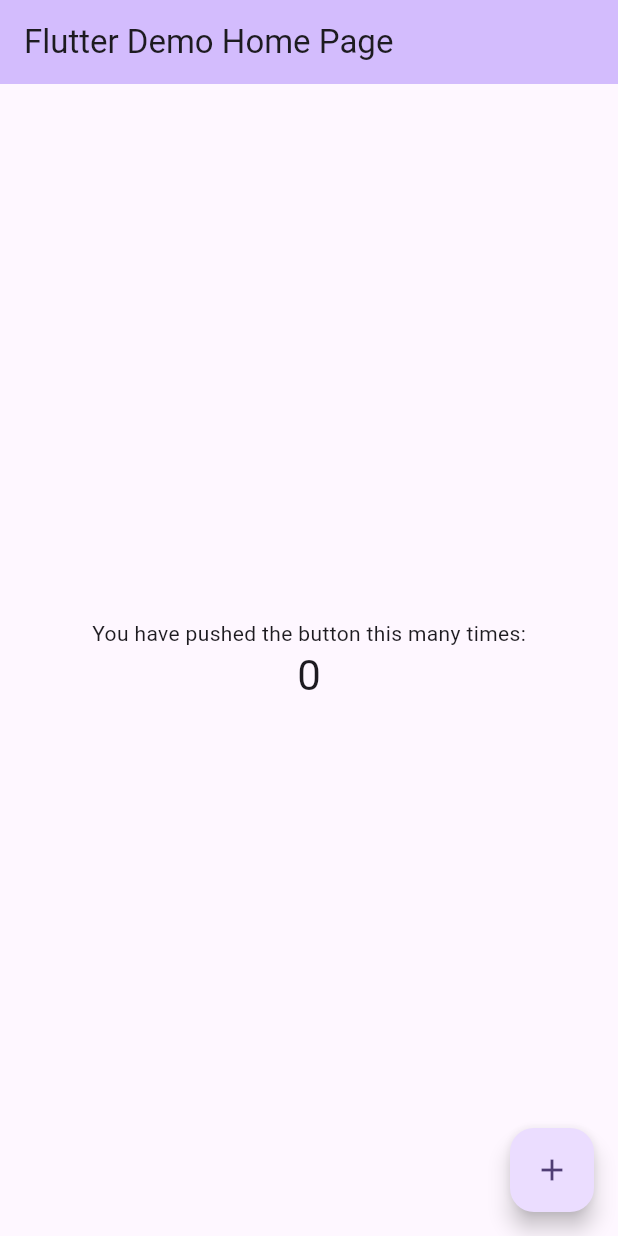
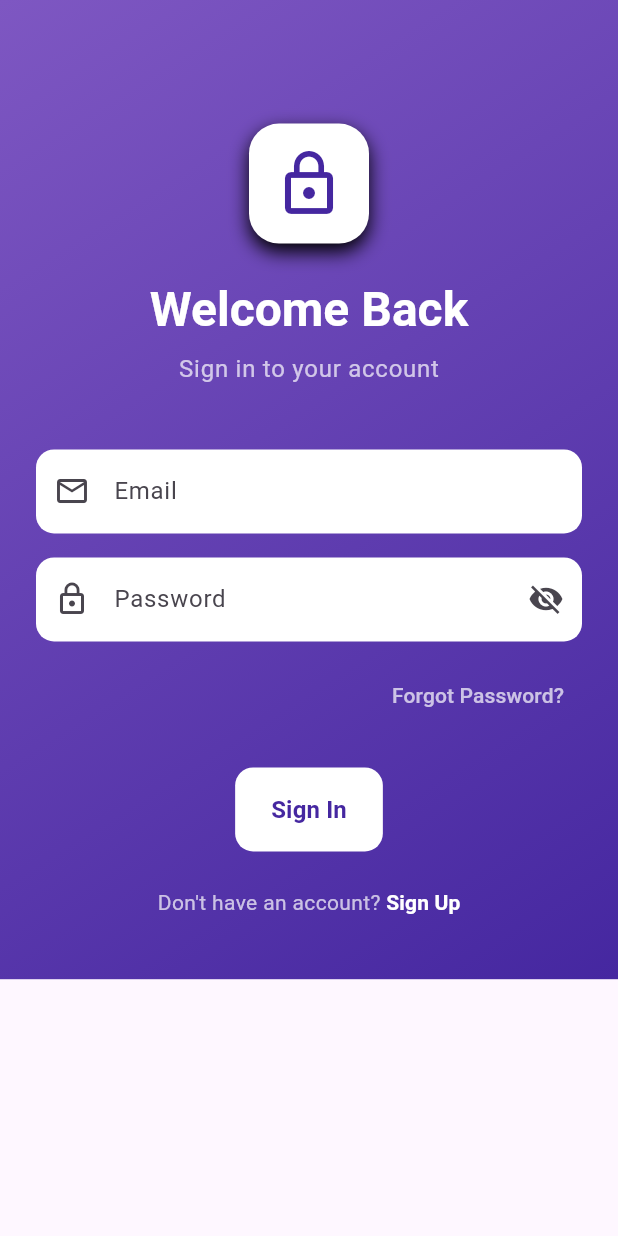
Before and after one commit to K31YY/branh_app, a Flutter app: the screen it shows after launch, on a phone screen of 412 x 824 dp. Run offline on Flutter 3.47's test engine with Material 3 defaults, Android fonts, the phone set to English and light mode, and no system bars.

Commit message:
first commit

```diff
--- /dev/null
+++ b/lib/login.dart
@@ -0,0 +1,309 @@
+import 'package:flutter/material.dart';
+
+class LoginScreen extends StatefulWidget {
+  const LoginScreen({super.key});
+
+  @override
+  State<LoginScreen> createState() => _LoginScreenState();
+}
+
+class _LoginScreenState extends State<LoginScreen> {
+  late TextEditingController _emailController;
+  late TextEditingController _passwordController;
+  final _formKey = GlobalKey<FormState>();
+  bool _obscurePassword = true;
+  bool _isLoading = false;
+
+  @override
+  void initState() {
+    super.initState();
+    _emailController = TextEditingController();
+    _passwordController = TextEditingController();
+  }
+
+  @override
+  void dispose() {
+    _emailController.dispose();
+    _passwordController.dispose();
+    super.dispose();
+  }
+
+  void _handleLogin() {
+    if (_formKey.currentState!.validate()) {
+      setState(() {
+        _isLoading = true;
+      });
+
+      // Simulate login delay
+      Future.delayed(const Duration(seconds: 2), () {
+        if (mounted) {
+          setState(() {
+            _isLoading = false;
+          });
+          ScaffoldMessenger.of(context).showSnackBar(
+            SnackBar(
+              content: Text(
+                'Login successful! Email: ${_emailController.text}',
+              ),
+              duration: const Duration(seconds: 2),
+            ),
+          );
+          // Reset form
+          _formKey.currentState!.reset();
+          _emailController.clear();
+          _passwordController.clear();
+        }
+      });
+    }
+  }
+
+  @override
+  Widget build(BuildContext context) {
+    return Scaffold(
+      body: Container(
+        decoration: BoxDecoration(
+          gradient: LinearGradient(
+            begin: Alignment.topLeft,
+            end: Alignment.bottomRight,
+            colors: [Colors.deepPurple.shade400, Colors.deepPurple.shade800],
+          ),
+        ),
+        child: SafeArea(
+          child: SingleChildScrollView(
+            child: Padding(
+              padding: const EdgeInsets.symmetric(horizontal: 24.0),
+              child: Column(
+                crossAxisAlignment: CrossAxisAlignment.stretch,
+                mainAxisAlignment: MainAxisAlignment.center,
+                children: [
+                  SizedBox(height: MediaQuery.of(context).size.height * 0.1),
+                  // App Logo/Title
+                  Center(
+                    child: Column(
+                      children: [
+                        Container(
+                          width: 80,
+                          height: 80,
+                          decoration: BoxDecoration(
+                            color: Colors.white,
+                            borderRadius: BorderRadius.circular(20),
+                            boxShadow: [
+                              BoxShadow(
+                                color: Colors.black,
+                                blurRadius: 10,
+                                offset: const Offset(0, 5),
+                              ),
+                            ],
+                          ),
+                          child: Icon(
+                            Icons.lock_outline,
+                            size: 48,
+                            color: Colors.deepPurple.shade800,
+                          ),
+                        ),
+                        const SizedBox(height: 24),
+                        Text(
+                          'Welcome Back',
+                          style: Theme.of(context).textTheme.headlineLarge
+                              ?.copyWith(
+                                color: Colors.white,
+                                fontWeight: FontWeight.bold,
+                              ),
+                        ),
+                        const SizedBox(height: 8),
+                        Text(
+                          'Sign in to your account',
+                          style: Theme.of(context).textTheme.bodyLarge
+                              ?.copyWith(color: Colors.white70),
+                        ),
+                      ],
+                    ),
+                  ),
+                  SizedBox(height: MediaQuery.of(context).size.height * 0.05),
+
+                  // Login Form
+                  Form(
+                    key: _formKey,
+                    child: Column(
+                      children: [
+                        // Email Field
+                        TextFormField(
+                          controller: _emailController,
+                          decoration: InputDecoration(
+                            filled: true,
+                            fillColor: Colors.white,
+                            hintText: 'Email',
+                            prefixIcon: const Icon(Icons.email_outlined),
+                            border: OutlineInputBorder(
+                              borderRadius: BorderRadius.circular(12),
+                              borderSide: BorderSide.none,
+                            ),
+                            contentPadding: const EdgeInsets.symmetric(
+                              vertical: 16,
+                              horizontal: 16,
+                            ),
+                          ),
+                          keyboardType: TextInputType.emailAddress,
+                          validator: (value) {
+                            if (value == null || value.isEmpty) {
+                              return 'Please enter your email';
+                            }
+                            if (!RegExp(
+                              r'^[^@]+@[^@]+\.[^@]+',
+                            ).hasMatch(value)) {
+                              return 'Please enter a valid email';
+                            }
+                            return null;
+                          },
+                        ),
+                        const SizedBox(height: 16),
+
+                        // Password Field
+                        TextFormField(
+                          controller: _passwordController,
+                          decoration: InputDecoration(
+                            filled: true,
+                            fillColor: Colors.white,
+                            hintText: 'Password',
+                            prefixIcon: const Icon(Icons.lock_outline),
+                            suffixIcon: IconButton(
+                              icon: Icon(
+                                _obscurePassword
+                                    ? Icons.visibility_off
+                                    : Icons.visibility,
+                              ),
+                              onPressed: () {
+                                setState(() {
+                                  _obscurePassword = !_obscurePassword;
+                                });
+                              },
+                            ),
+                            border: OutlineInputBorder(
+                              borderRadius: BorderRadius.circular(12),
+                              borderSide: BorderSide.none,
+                            ),
+                            contentPadding: const EdgeInsets.symmetric(
+                              vertical: 16,
+                              horizontal: 16,
+                            ),
+                          ),
+                          obscureText: _obscurePassword,
+                          validator: (value) {
+                            if (value == null || value.isEmpty) {
+                              return 'Please enter your password';
+                            }
+                            if (value.length < 6) {
+                              return 'Password must be at least 6 characters';
+                            }
+                            return null;
+                          },
+                        ),
+                        const SizedBox(height: 12),
+
+                        // Forgot Password
+                        Align(
+                          alignment: Alignment.centerRight,
+                          child: TextButton(
+                            onPressed: () {
+                              ScaffoldMessenger.of(context).showSnackBar(
+                                const SnackBar(
+                                  content: Text(
+                                    'Forgot password feature coming soon!',
+                                  ),
+                                ),
+                              );
+                            },
+                            child: Text(
+                              'Forgot Password?',
+                              style: TextStyle(
+                                color: Colors.white70,
+                                fontSize: 14,
+                              ),
+                            ),
+                          ),
+                        ),
+                        const SizedBox(height: 24),
+
+                        // Login Button
+                        SizedBox(
+                          height: 56,
+                          child: ElevatedButton(
+                            onPressed: _isLoading ? null : _handleLogin,
+                            style: ElevatedButton.styleFrom(
+                              backgroundColor: Colors.white,
+                              disabledBackgroundColor: Colors.grey.shade300,
+                              shape: RoundedRectangleBorder(
+                                borderRadius: BorderRadius.circular(12),
+                              ),
+                              elevation: 0,
+                            ),
+                            child: _isLoading
+                                ? SizedBox(
+                                    height: 24,
+                                    width: 24,
+                                    child: CircularProgressIndicator(
+                                      strokeWidth: 2.5,
+                                      valueColor: AlwaysStoppedAnimation<Color>(
+                                        Colors.deepPurple.shade800,
+                                      ),
+                                    ),
+                                  )
+                                : Text(
+                                    'Sign In',
+                                    style: TextStyle(
+                                      color: Colors.deepPurple.shade800,
+                                      fontSize: 16,
+                                      fontWeight: FontWeight.bold,
+                                    ),
+                                  ),
+                          ),
+                        ),
+                      ],
+                    ),
+                  ),
+                  const SizedBox(height: 24),
+
+                  // Sign Up
+                  Center(
+                    child: Wrap(
+                      alignment: WrapAlignment.center,
+                      children: [
+                        Text(
+                          "Don't have an account? ",
+                          style: TextStyle(color: Colors.white70, fontSize: 14),
+                        ),
+                        TextButton(
+                          onPressed: () {
+                            ScaffoldMessenger.of(context).showSnackBar(
+                              const SnackBar(
+                                content: Text('Sign up feature coming soon!'),
+                              ),
+                            );
+                          },
+                          style: TextButton.styleFrom(
+                            padding: EdgeInsets.zero,
+                            minimumSize: Size.zero,
+                            tapTargetSize: MaterialTapTargetSize.shrinkWrap,
+                          ),
+                          child: const Text(
+                            'Sign Up',
+                            style: TextStyle(
+                              color: Colors.white,
+                              fontWeight: FontWeight.bold,
+                              fontSize: 14,
+                            ),
+                          ),
+                        ),
+                      ],
+                    ),
+                  ),
+                  SizedBox(height: MediaQuery.of(context).size.height * 0.05),
+                ],
+              ),
+            ),
+          ),
+        ),
+      ),
+    );
+  }
+}
--- a/lib/main.dart
+++ b/lib/main.dart
@@ -1,4 +1,5 @@
 import 'package:flutter/material.dart';
+import 'login.dart';
 
 void main() {
   runApp(const MyApp());
@@ -11,26 +12,12 @@ class MyApp extends StatelessWidget {
   @override
   Widget build(BuildContext context) {
     return MaterialApp(
-      title: 'Flutter Demo',
+      title: 'Branh App',
       theme: ThemeData(
-        // This is the theme of your application.
-        //
-        // TRY THIS: Try running your application with "flutter run". You'll see
-        // the application has a purple toolbar. Then, without quitting the app,
-        // try changing the seedColor in the colorScheme below to Colors.green
-        // and then invoke "hot reload" (save your changes or press the "hot
-        // reload" button in a Flutter-supported IDE, or press "r" if you used
-        // the command line to start the app).
-        //
-        // Notice that the counter didn't reset back to zero; the application
-        // state is not lost during the reload. To reset the state, use hot
-        // restart instead.
-        //
-        // This works for code too, not just values: Most code changes can be
-        // tested with just a hot reload.
         colorScheme: ColorScheme.fromSeed(seedColor: Colors.deepPurple),
+        useMaterial3: true,
       ),
-      home: const MyHomePage(title: 'Flutter Demo Home Page'),
+      home: const LoginScreen(),
     );
   }
 }
```
